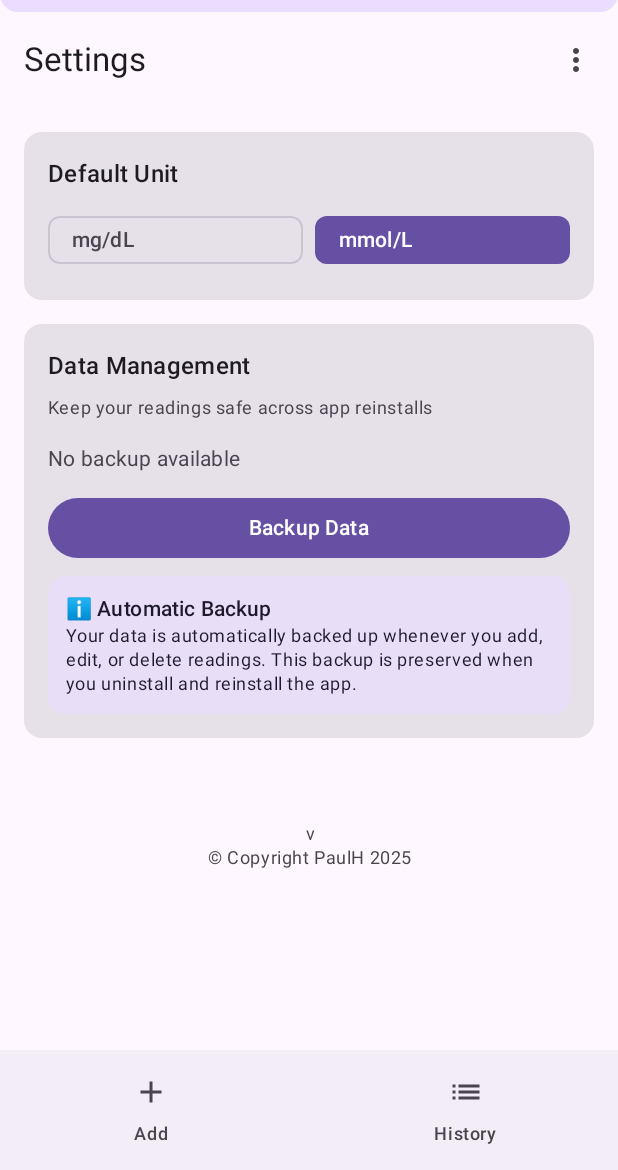
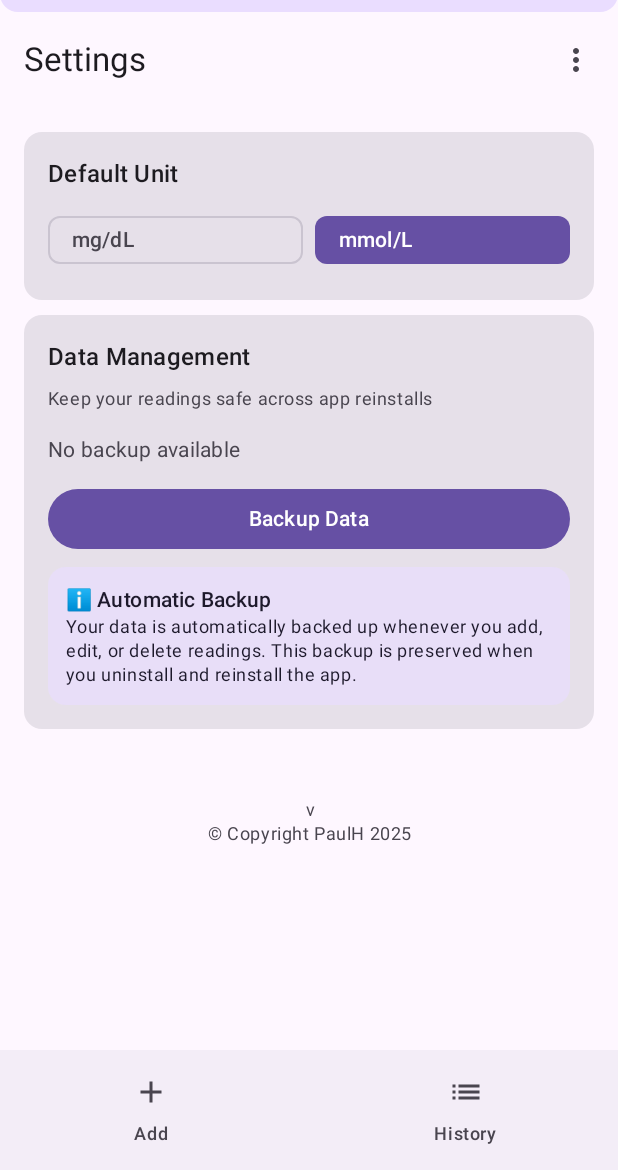
Before and after one commit to paulharvey2012/BloodSugarApp, an Android app built with Jetpack Compose: the SettingsScreen screen opened through its navigation route, on a phone screen of 412 x 824 dp, the part 66-1236 px from its top. Run offline under Robolectric (Android 15) with nearby library versions, the phone set to English and light mode, and no system bars; our stand-ins replace Room's generated code.

Commit message:
feat: adjust padding and spacing in AddReadingScreen and SettingsScreen for improved layout; update version properties

```diff
--- a/app/src/main/java/com/bloodsugar/app/ui/AddReadingScreen.kt
+++ b/app/src/main/java/com/bloodsugar/app/ui/AddReadingScreen.kt
@@ -177,7 +177,7 @@ fun AddReadingScreen(viewModel: ReadingViewModel, navController: NavController)
         state = listState,
         modifier = Modifier
             .fillMaxSize()
-            .padding(16.dp),
+            .padding(10.dp),
         verticalArrangement = Arrangement.spacedBy(10.dp)
     ) {
         item {
@@ -328,7 +328,7 @@ fun AddReadingScreen(viewModel: ReadingViewModel, navController: NavController)
                         text = "Notes",
                         style = MaterialTheme.typography.titleMedium
                     )
-                    Spacer(modifier = Modifier.height(8.dp))
+                    Spacer(modifier = Modifier.height(6.dp))
                     OutlinedTextField(
                         value = notes,
                         onValueChange = { notes = it },
@@ -394,7 +394,7 @@ private fun mockReadingDao(): com.bloodsugar.app.data.ReadingDao {
         override suspend fun deleteReading(reading: com.bloodsugar.app.data.Reading) {}
         override suspend fun getReadingById(id: Long): com.bloodsugar.app.data.Reading? = null
         // New DAO method used for deduplication in restores (fuzzy match)
-        override suspend fun countMatchingFuzzy(type: String, value: Double, startDate: java.util.Date, endDate: java.util.Date, epsilon: Double): Int = 0
+        override suspend fun countMatchingFuzzy(type: String, value: Double, startDate: Date, endDate: Date, epsilon: Double): Int = 0
         // Implement clearAllReadings added to the DAO
         override suspend fun clearAllReadings() {}
     }
--- a/app/src/main/java/com/bloodsugar/app/ui/SettingsScreen.kt
+++ b/app/src/main/java/com/bloodsugar/app/ui/SettingsScreen.kt
@@ -52,11 +52,11 @@ fun SettingsScreen(viewModel: ReadingViewModel) {
         LazyColumn(
             modifier = Modifier.fillMaxSize(),
             contentPadding = combinedPadding,
-            verticalArrangement = Arrangement.spacedBy(16.dp)
+            verticalArrangement = Arrangement.spacedBy(10.dp)
         ) {
             item { UnitSelectionCard(viewModel = viewModel, unit = unit) }
             item { DataManagementCard(viewModel = viewModel, backupState = backupState) }
-            item { Spacer(modifier = Modifier.height(8.dp)) }
+            item { Spacer(modifier = Modifier.height(10.dp)) }
             item { VersionFooter() }
         }
     }
@@ -95,7 +95,7 @@ private fun UnitSelectionCard(viewModel: ReadingViewModel, unit: String) {
 }
 
 @Composable
-private fun DataManagementCard(viewModel: ReadingViewModel, backupState: com.bloodsugar.app.ui.BackupUiState) {
+private fun DataManagementCard(viewModel: ReadingViewModel, backupState: BackupUiState) {
     Card(modifier = Modifier.fillMaxWidth()) {
         Column(modifier = Modifier.padding(16.dp)) {
             Text(text = "Data Management", style = MaterialTheme.typography.titleMedium)
```
Also changed, not shown: 1 other file.
